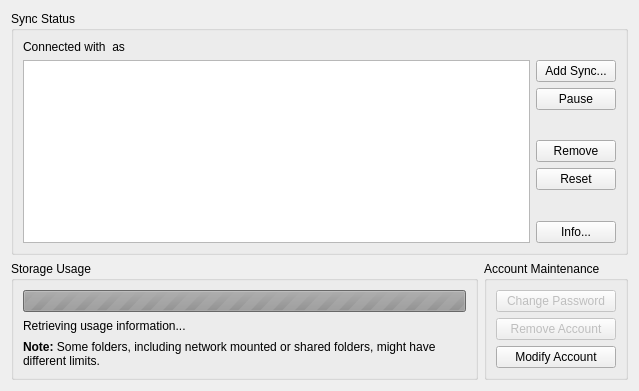
Qt form src/mirall/accountsettings.ui (nextcloud/desktop) before a commit.
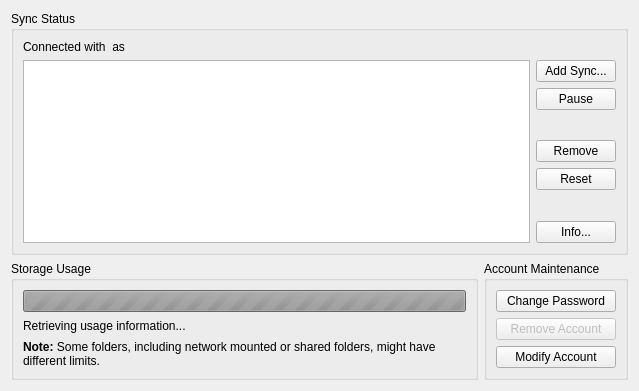
The same form after that commit.

```diff
--- a/src/mirall/accountsettings.ui
+++ b/src/mirall/accountsettings.ui
@@ -23,7 +23,7 @@
       <item>
        <widget class="QPushButton" name="changePasswordButton">
         <property name="enabled">
-         <bool>false</bool>
+         <bool>true</bool>
         </property>
         <property name="text">
          <string>Change Password</string>
```
